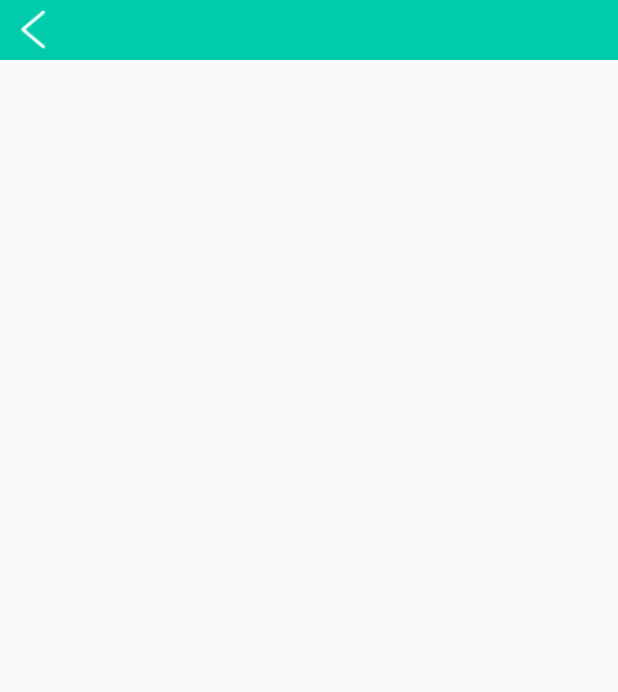
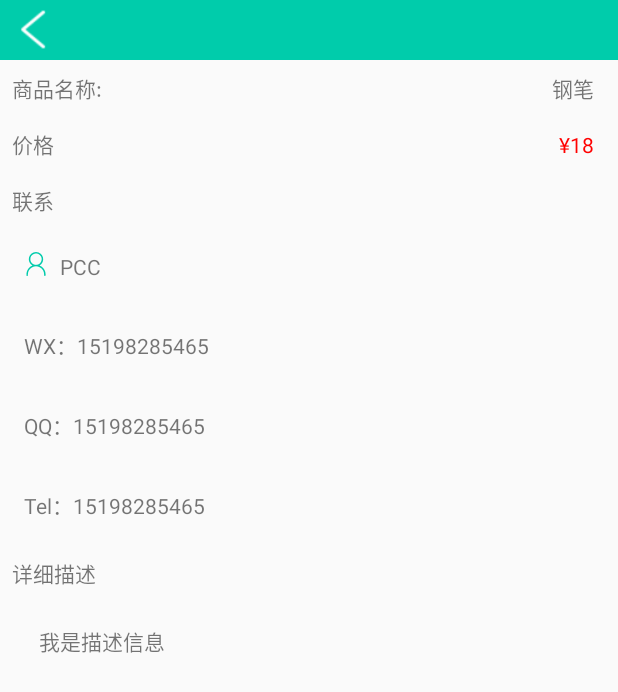
Before and after one commit to CCcn/CDTCAssistant, an Android app: the BuyDetailActivity screen opened directly, with no data from a screen before it, on a phone screen of 412 x 824 dp. Shown: the top 692 px of the screen. Run offline under Robolectric (Android 15) with nearby library versions, the phone set to English and light mode, and no system bars.

Commit message:
实现跳蚤商品详细页面

```diff
--- a/app/src/main/java/com/cdtc/student/cdtcassistant/activity/BuyDetailActivity.java
+++ b/app/src/main/java/com/cdtc/student/cdtcassistant/activity/BuyDetailActivity.java
@@ -3,14 +3,16 @@ package com.cdtc.student.cdtcassistant.activity;
 import android.app.Activity;
 import android.content.Context;
 import android.content.Intent;
-import android.support.v7.app.AppCompatActivity;
 import android.os.Bundle;
+import android.widget.LinearLayout;
+import android.widget.TextView;
 
 import com.cdtc.student.cdtcassistant.R;
 
 
 /**
  * 跳蚤市场详细展示页
+ *    后期增加展示图片
  *
  * Created by pcc on 2018/4/22.
  *
@@ -18,7 +20,62 @@ import com.cdtc.student.cdtcassistant.R;
  */
 public class BuyDetailActivity extends BaseTopActivity {
 
+    /**
+     * 标题
+     */
     private String title;
+
+    /**
+     * 商品名称
+     */
+    private TextView name;
+
+    /**
+     * 价格
+     */
+    private TextView price;
+
+    /**
+     * 联系人
+     */
+    private TextView owner;
+
+    /**
+     * 微信
+     */
+    private TextView weChat;
+
+    /**
+     * qq
+     */
+    private TextView qq;
+
+    /**
+     * 电话
+     */
+    private TextView tel;
+
+    /**
+     * 详细描述
+     */
+    private TextView description;
+
+    /**
+     * 微信
+     *  用于控制隐藏
+     */
+    private LinearLayout weChatLayout;
+
+    /**
+     * qq
+     */
+    private LinearLayout qqLayout;
+
+    /**
+     * tel
+     */
+    private LinearLayout telLayout;
+
 
     private Activity activity;
 
@@ -46,6 +103,17 @@ public class BuyDetailActivity extends BaseTopActivity {
 
     private void initView() {
         initTopBar(title);
+
+        qq = getView(R.id.buy_detail_contact_qq);
+        tel = getView(R.id.buy_detail_contact_tel);
+        name = getView(R.id.buy_detail_goods_name);
+        price = getView(R.id.buy_detail_goods_price);
+        owner = getView(R.id.buy_detail_goods_owner);
+        weChat = getView(R.id.buy_detail_contact_wx);
+        qqLayout = getView(R.id.buy_detail_layout_qq);
+        telLayout = getView(R.id.buy_detail_layout_tel);
+        weChatLayout = getView(R.id.buy_detail_layout_wx);
+        description = getView(R.id.buy_detail_goods_description);
     }
 
     public static void startAction(Context context, String title) {
--- a/app/src/main/res/layout/activity_buy_detail.xml
+++ b/app/src/main/res/layout/activity_buy_detail.xml
@@ -9,9 +9,128 @@
 
     <include layout="@layout/activity_base_top" />
 
+    <LinearLayout
+        android:layout_margin="8dp"
+        android:layout_width="match_parent"
+        android:layout_height="wrap_content">
+        <TextView
+            android:text="商品名称:"
+            android:layout_weight="1"
+            android:layout_width="0dp"
+            android:layout_height="wrap_content" />
+        <TextView
+            android:layout_marginRight="8dp"
+            android:gravity="right"
+            android:layout_weight="1"
+            android:id="@+id/buy_detail_goods_name"
+            android:text="钢笔"
+            android:layout_width="wrap_content"
+            android:layout_height="wrap_content" />
+    </LinearLayout>
 
+    <LinearLayout
+        android:layout_margin="8dp"
+        android:orientation="horizontal"
+        android:layout_width="match_parent"
+        android:layout_height="wrap_content">
+        <TextView
+            android:text="价格"
+            android:layout_weight="0.5"
+            android:layout_width="0dp"
+            android:layout_height="wrap_content" />
+        <TextView
+            android:layout_marginRight="8dp"
+            android:text="¥18"
+            android:gravity="right"
+            android:textColor="#f00"
+            android:layout_weight="0.5"
+            android:id="@+id/buy_detail_goods_price"
+            android:layout_width="0dp"
+            android:layout_height="wrap_content" />
+    </LinearLayout>
 
+    <TextView
+        android:text="联系"
+        android:layout_margin="8dp"
+        android:layout_width="match_parent"
+        android:layout_height="wrap_content" />
+    <LinearLayout
+        android:layout_margin="16dp"
+        android:orientation="horizontal"
+        android:layout_width="match_parent"
+        android:layout_height="wrap_content">
+        <ImageView
+            android:layout_marginRight="8dp"
+            android:background="@drawable/buy_contact"
+            android:layout_width="16dp"
+            android:layout_height="16dp" />
+        <TextView
+            android:id="@+id/buy_detail_goods_owner"
+            android:text="PCC"
+            android:layout_width="wrap_content"
+            android:layout_height="wrap_content" />
+    </LinearLayout>
+    <LinearLayout
+        android:id="@+id/buy_detail_layout_wx"
+        android:orientation="horizontal"
+        android:layout_margin="16dp"
+        android:layout_width="match_parent"
+        android:layout_height="wrap_content">
 
+        <TextView
+            android:text="WX："
+            android:layout_width="wrap_content"
+            android:layout_height="wrap_content" />
+        <TextView
+            android:id="@+id/buy_detail_contact_wx"
+            android:text="15198285465"
+            android:layout_width="wrap_content"
+            android:layout_height="wrap_content" />
+    </LinearLayout>
+    <LinearLayout
+        android:id="@+id/buy_detail_layout_qq"
+        android:orientation="horizontal"
+        android:layout_margin="16dp"
+        android:layout_width="match_parent"
+        android:layout_height="wrap_content">
 
+        <TextView
+            android:text="QQ："
+            android:layout_width="wrap_content"
+            android:layout_height="wrap_content" />
+        <TextView
+            android:id="@+id/buy_detail_contact_qq"
+            android:text="15198285465"
+            android:layout_width="wrap_content"
+            android:layout_height="wrap_content" />
+    </LinearLayout>
+    <LinearLayout
+        android:id="@+id/buy_detail_layout_tel"
+        android:orientation="horizontal"
+        android:layout_margin="16dp"
+        android:layout_width="match_parent"
+        android:layout_height="wrap_content">
+        <TextView
+            android:text="Tel："
+            android:layout_width="wrap_content"
+            android:layout_height="wrap_content" />
+        <TextView
+            android:id="@+id/buy_detail_contact_tel"
+            android:text="15198285465"
+            android:layout_width="wrap_content"
+            android:layout_height="wrap_content" />
+    </LinearLayout>
+    <TextView
+        android:layout_margin="8dp"
+        android:text="详细描述"
+        android:layout_width="match_parent"
+        android:layout_height="wrap_content" />
+    <TextView
+        android:layout_margin="16dp"
+        android:id="@+id/buy_detail_goods_description"
+        android:layout_weight="1"
+        android:text="   我是描述信息"
+         android:layout_width="match_parent"
+        android:layout_height="0dp" />
 
 </LinearLayout>
```
Also changed, not shown: app/src/main/res/drawable/buy_contact.png (added).
